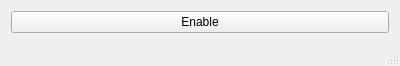
First picture: the form in FugioTime/mainwindow.ui, repository bigfug/Fugio, before the edit.
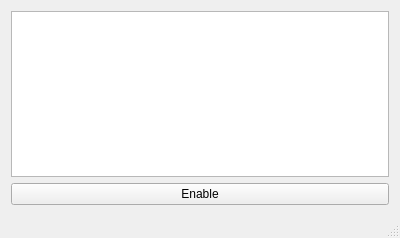
Second picture: the form after the edit.

Commit message: Added client list and status to FugioTime

What changed in the file:
```diff
--- a/FugioTime/mainwindow.ui
+++ b/FugioTime/mainwindow.ui
@@ -7,7 +7,7 @@
     <x>0</x>
     <y>0</y>
     <width>400</width>
-    <height>65</height>
+    <height>238</height>
    </rect>
   </property>
   <property name="windowTitle">
@@ -15,6 +15,9 @@
   </property>
   <widget class="QWidget" name="centralWidget">
    <layout class="QVBoxLayout" name="verticalLayout">
+    <item>
+     <widget class="QListWidget" name="mClientList"/>
+    </item>
     <item>
      <widget class="QPushButton" name="mButton">
       <property name="text">
```
Left out of the diff: 2 changed lines with no effect on the pictures. The commit also changes 2 other files.
